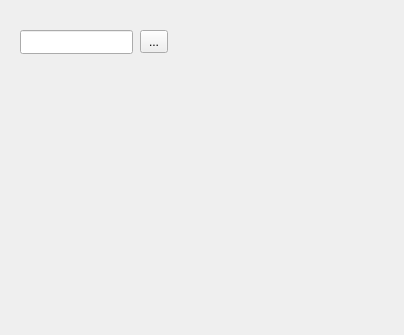
First picture: the form in mainwindow.ui, repository The-Zealot/RaivelViewer, before the edit.
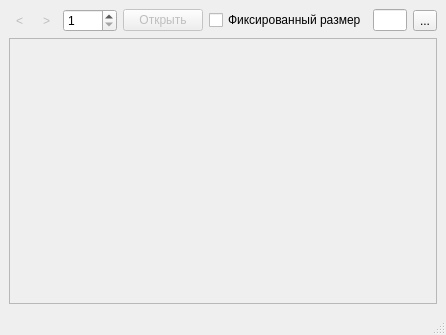
Second picture: the form after the edit.

Commit message: Designed and released main form

The edit to the form file:
```diff
--- a/mainwindow.ui
+++ b/mainwindow.ui
@@ -6,7 +6,7 @@
    <rect>
     <x>0</x>
     <y>0</y>
-    <width>404</width>
+    <width>446</width>
     <height>335</height>
    </rect>
   </property>
@@ -14,30 +14,161 @@
    <string>MainWindow</string>
   </property>
   <widget class="QWidget" name="centralwidget">
-   <widget class="QLineEdit" name="editFolderPath">
-    <property name="geometry">
-     <rect>
-      <x>20</x>
-      <y>30</y>
-      <width>113</width>
-      <height>24</height>
-     </rect>
-    </property>
-   </widget>
-   <widget class="QToolButton" name="toolButtonChooseFolder">
-    <property name="geometry">
-     <rect>
-      <x>140</x>
-      <y>30</y>
-      <width>28</width>
-      <height>23</height>
-     </rect>
-    </property>
-    <property name="text">
-     <string>...</string>
-    </property>
-   </widget>
+   <layout class="QGridLayout" name="gridLayout_2">
+    <item row="0" column="0">
+     <layout class="QHBoxLayout" name="horizontalLayout_4">
+      <item>
+       <layout class="QHBoxLayout" name="horizontalLayout_3">
+        <item>
+         <widget class="QToolButton" name="buttonPagePrev">
+          <property name="enabled">
+           <bool>false</bool>
+          </property>
+          <property name="toolTip">
+           <string>Предыдущая страница</string>
+          </property>
+          <property name="text">
+           <string>&lt;</string>
+          </property>
+          <property name="autoRaise">
+           <bool>true</bool>
+          </property>
+         </widget>
+        </item>
+        <item>
+         <widget class="QToolButton" name="buttonPageNext">
+          <property name="enabled">
+           <bool>false</bool>
+          </property>
+          <property name="toolTip">
+           <string>Следующая страница</string>
+          </property>
+          <property name="text">
+           <string>&gt;</string>
+          </property>
+          <property name="autoRaise">
+           <bool>true</bool>
+          </property>
+         </widget>
+        </item>
+       </layout>
+      </item>
+      <item>
+       <layout class="QHBoxLayout" name="horizontalLayout_2">
+        <item>
+         <widget class="QSpinBox" name="spinBoxPageNumber">
+          <property name="minimum">
+           <number>1</number>
+          </property>
+          <property name="maximum">
+           <number>9999</number>
+          </property>
+         </widget>
+        </item>
+        <item>
+         <widget class="QPushButton" name="buttonOpenPage">
+          <property name="enabled">
+           <bool>false</bool>
+          </property>
+          <property name="toolTip">
+           <string>Открыть страницу</string>
+          </property>
+          <property name="text">
+           <string>Открыть</string>
+          </property>
+         </widget>
+        </item>
+        <item>
+         <widget class="QCheckBox" name="checkBoxFixedSize">
+          <property name="text">
+           <string>Фиксированный размер</string>
+          </property>
+         </widget>
+        </item>
+        <item>
+         <spacer name="horizontalSpacer">
+          <property name="orientation">
+           <enum>Qt::Horizontal</enum>
+          </property>
+          <property name="sizeHint" stdset="0">
+           <size>
+            <width>40</width>
+            <height>20</height>
+           </size>
+          </property>
+         </spacer>
+        </item>
+        <item>
+         <layout class="QHBoxLayout" name="horizontalLayout">
+          <item>
+           <widget class="QLineEdit" name="editFolderPath"/>
+          </item>
+          <item>
+           <widget class="QToolButton" name="toolButtonChooseFolder">
+            <property name="text">
+             <string>...</string>
+            </property>
+           </widget>
+          </item>
+         </layout>
+        </item>
+       </layout>
+      </item>
+     </layout>
+    </item>
+    <item row="1" column="0">
+     <widget class="QScrollArea" name="scrollArea">
+      <property name="widgetResizable">
+       <bool>true</bool>
+      </property>
+      <widget class="QWidget" name="scrollAreaWidgetContents">
+       <property name="geometry">
+        <rect>
+         <x>0</x>
+         <y>0</y>
+         <width>422</width>
+         <height>249</height>
+        </rect>
+       </property>
+       <layout class="QGridLayout" name="gridLayout">
+        <property name="leftMargin">
+         <number>0</number>
+        </property>
+        <property name="topMargin">
+         <number>0</number>
+        </property>
+        <property name="rightMargin">
+         <number>0</number>
+        </property>
+        <property name="bottomMargin">
+         <number>0</number>
+        </property>
+        <property name="spacing">
+         <number>0</number>
+        </property>
+        <item row="0" column="0">
+         <widget class="QLabel" name="image">
+          <property name="sizePolicy">
+           <sizepolicy hsizetype="Expanding" vsizetype="Expanding">
+            <horstretch>0</horstretch>
+            <verstretch>0</verstretch>
+           </sizepolicy>
+          </property>
+          <property name="autoFillBackground">
+           <bool>false</bool>
+          </property>
+          <property name="text">
+           <string/>
+          </property>
+         </widget>
+        </item>
+       </layout>
+      </widget>
+     </widget>
+    </item>
+   </layout>
   </widget>
+  <widget class="QStatusBar" name="statusBar"/>
  </widget>
  <resources/>
  <connections/>
```
The commit also changes 3 other files.
